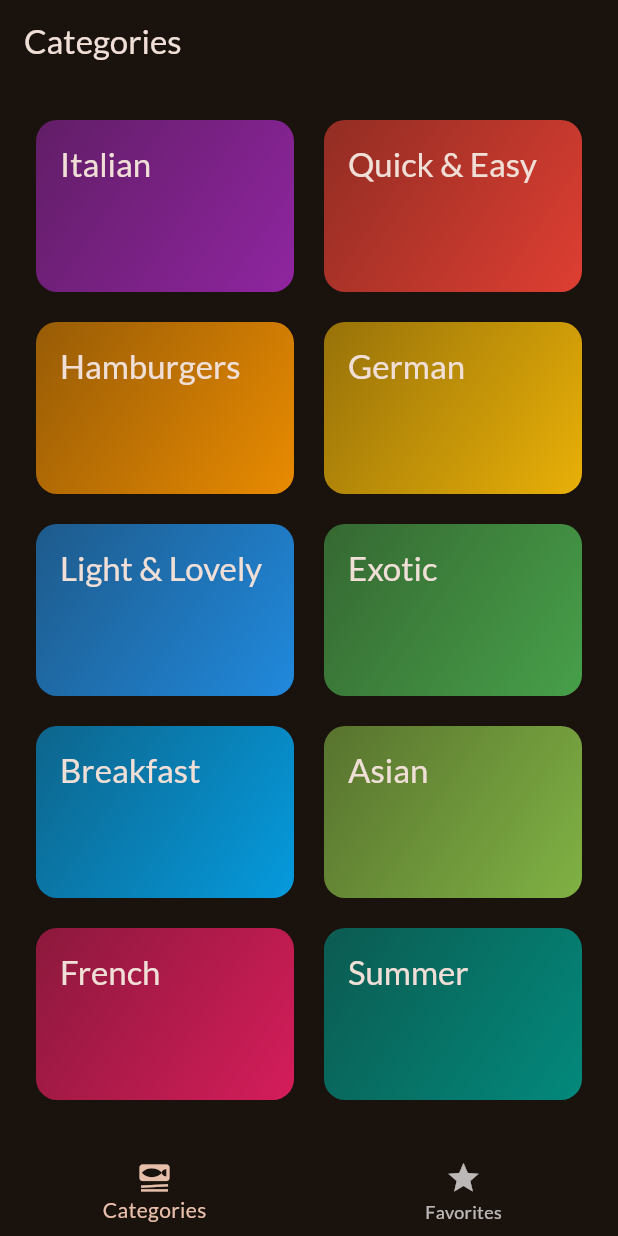
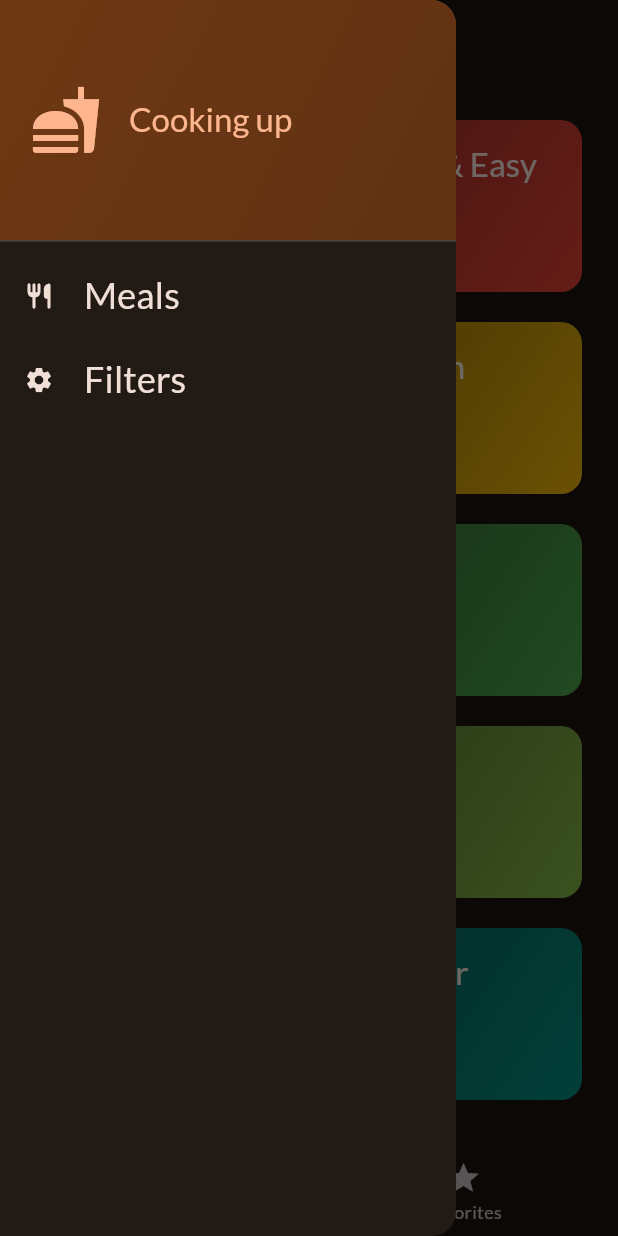
Before and after one commit to yashaset/mealy, a Flutter app: the screen it shows after launch, with the side drawer open (before the commit the screen has no drawer), on a phone screen of 412 x 824 dp. Run offline on Flutter 3.47's test engine with Material 3 defaults, Android fonts, the phone set to English and light mode, and no system bars; our stand-ins replace google_fonts, transparent_image.

Commit message:
feat: added main drawer and filters screen

```diff
--- a/lib/screens/tabs.dart
+++ b/lib/screens/tabs.dart
@@ -1,7 +1,9 @@
 import 'package:flutter/material.dart';
 import 'package:mealy/models/meal.dart';
 import 'package:mealy/screens/categories.dart';
+import 'package:mealy/screens/filters.dart';
 import 'package:mealy/screens/meals.dart';
+import 'package:mealy/widgets/main_drawer.dart';
 
 class Tabs extends StatefulWidget {
   const Tabs({super.key});
@@ -18,6 +20,14 @@ class _TabsState extends State<Tabs> {
     ScaffoldMessenger.of(context).clearSnackBars();
     ScaffoldMessenger.of(context)
         .showSnackBar(SnackBar(content: Text(message)));
+  }
+
+  void _setScreen(String screen) {
+    Navigator.of(context).pop();
+    if (screen == "filters") {
+      Navigator.of(context)
+          .push(MaterialPageRoute(builder: (ctx) => const Filters()));
+    }
   }
 
   void toggleMealFavoriteStatus(Meal meal) {
@@ -58,6 +68,9 @@ class _TabsState extends State<Tabs> {
       appBar: AppBar(
         title: Text(activePageTitle),
       ),
+      drawer: MainDrawer(
+        onSelectScreen: _setScreen,
+      ),
       body: activePage,
       bottomNavigationBar: BottomNavigationBar(
         onTap: _selectPage,
--- /dev/null
+++ b/lib/widgets/main_drawer.dart
@@ -0,0 +1,64 @@
+import 'package:flutter/material.dart';
+
+class MainDrawer extends StatelessWidget {
+  const MainDrawer({required this.onSelectScreen, super.key});
+  final void Function(String screen) onSelectScreen;
+  @override
+  Widget build(BuildContext context) {
+    return Drawer(
+      child: Column(
+        children: [
+          DrawerHeader(
+            decoration: BoxDecoration(
+                gradient: LinearGradient(colors: [
+              Theme.of(context).colorScheme.primaryContainer,
+              Theme.of(context).colorScheme.primaryContainer.withOpacity(0.8),
+            ], begin: Alignment.topLeft, end: Alignment.bottomRight)),
+            padding: const EdgeInsets.all(20),
+            child: Row(
+              children: [
+                Icon(
+                  Icons.fastfood,
+                  size: 48,
+                  color: Theme.of(context).colorScheme.primary,
+                ),
+                const SizedBox(
+                  width: 18,
+                ),
+                Text(
+                  "Cooking up",
+                  style: Theme.of(context)
+                      .textTheme
+                      .titleLarge!
+                      .copyWith(color: Theme.of(context).colorScheme.primary),
+                )
+              ],
+            ),
+          ),
+          ListTile(
+            leading: Icon(Icons.restaurant_rounded,
+                size: 20, color: Theme.of(context).colorScheme.onBackground),
+            onTap: () => {onSelectScreen("meals")},
+            title: Text(
+              "Meals",
+              style: Theme.of(context).textTheme.titleSmall!.copyWith(
+                  color: Theme.of(context).colorScheme.onBackground,
+                  fontSize: 24),
+            ),
+          ),
+          ListTile(
+            leading: Icon(Icons.settings,
+                size: 20, color: Theme.of(context).colorScheme.onBackground),
+            onTap: () => {onSelectScreen("filters")},
+            title: Text(
+              "Filters",
+              style: Theme.of(context).textTheme.titleSmall!.copyWith(
+                  color: Theme.of(context).colorScheme.onBackground,
+                  fontSize: 24),
+            ),
+          ),
+        ],
+      ),
+    );
+  }
+}
```
Also changed, not shown: lib/screens/filters.dart (added, +46 -0 lines).
